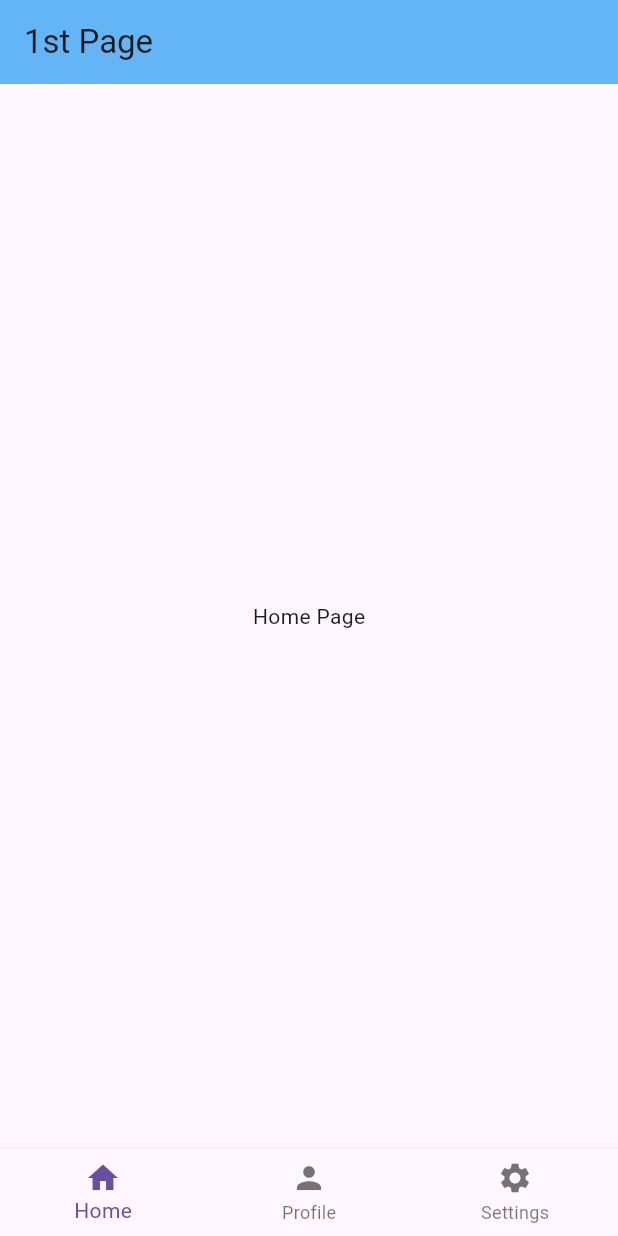
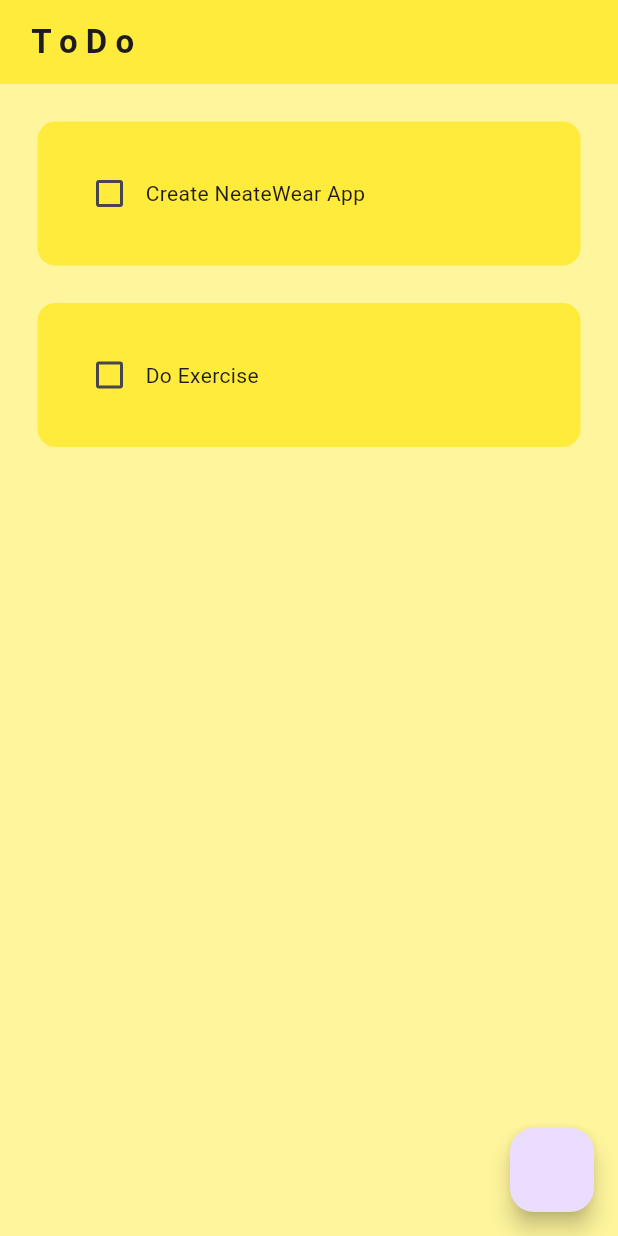
Before and after one commit to Priestly-flutter/todo_app, a Flutter app: the screen it shows after launch, on a phone screen of 412 x 824 dp. Run offline on Flutter 3.47's test engine with Material 3 defaults, Android fonts, the phone set to English and light mode, and no system bars.

Commit message:
update 1

```diff
--- a/lib/main.dart
+++ b/lib/main.dart
@@ -1,5 +1,4 @@
 import 'package:flutter/material.dart';
-import 'package:todo_app/pages/first_page.dart';
 import 'package:todo_app/pages/home_page.dart';
 import 'package:todo_app/pages/settings_page.dart';
 
@@ -14,14 +13,9 @@ class MyApp extends StatelessWidget {
   Widget build(BuildContext context) {
     return MaterialApp(
       debugShowCheckedModeBanner: false,
-        home: FirstPage(),
-        // using routes
-        routes: {
-          '/homepage': (context) => HomePage(),
-          '/firstpage': (context) => FirstPage(),
-          '/settingspage': (context) => SettingsPage(),
-        }
-
+        home: HomePage(),
+        // using themes
+        theme: ThemeData(primarySwatch: Colors.yellow),
     );
   }
 }
--- a/lib/pages/first_page.dart
+++ /dev/null
@@ -1,72 +0,0 @@
-import 'package:flutter/material.dart';
-import 'package:todo_app/pages/home_page.dart';
-import 'package:todo_app/pages/settings_page.dart';
-import 'package:todo_app/pages/profile_page.dart';
-
-
-
-class FirstPage extends StatefulWidget {
-  FirstPage({super.key});
-
-  @override
-  State<FirstPage> createState() => _FirstPageState();
-}
-
-class _FirstPageState extends State<FirstPage>{
-  // this keeps track of the current page index
-  int _selectedIndex = 0;
-
-  // this method updates the new selected index
-  void _navigateBottomBar(int index){
-    setState((){
-      _selectedIndex = index;
-    });
-  }
-
-  // list of pages
-  final List _pages = const [
-    // homepage
-    const HomePage(),
-
-    // profilepage
-    const ProfilePage(),
-
-    // settingspage
-    const SettingsPage(),
-  ];
-
-  @override
-  Widget build(BuildContext context) {
-    return Scaffold(
-      appBar: AppBar(
-        title: Text("1st Page"),
-        backgroundColor: Colors.blue[300],
-      ),
-      body: _pages[_selectedIndex],
-      bottomNavigationBar: BottomNavigationBar(
-        currentIndex: _selectedIndex,
-        onTap: _navigateBottomBar,
-        items: [
-
-          // home
-          BottomNavigationBarItem(
-            icon: Icon(Icons.home),
-            label: 'Home',
-          ),
-
-          //profile
-          BottomNavigationBarItem(
-            icon: Icon(Icons.person),
-            label: 'Profile',
-          ),
-
-          // settings
-          BottomNavigationBarItem(
-            icon: Icon(Icons.settings),
-            label: 'Settings',
-          ),
-        ],
-      ),
-    );
-  }
-}
--- a/lib/pages/home_page.dart
+++ b/lib/pages/home_page.dart
@@ -1,13 +1,56 @@
 import 'package:flutter/material.dart';
+import '../utils/todo_tile.dart';
 
-class HomePage extends StatelessWidget {
+class HomePage extends StatefulWidget {
   const HomePage({super.key});
+
+  @override
+  State<HomePage> createState() => _HomePageState();
+}
+
+class _HomePageState extends State<HomePage>{
+
+  //list of todo tasks
+  List toDoList = [
+    ["Create NeateWear App",false],
+    ["Do Exercise", false],
+  ];
+
+  //checkbox was tapped
+  void checkBoxChanged(bool? value, int index){
+    setState((){
+      toDoList[index][1]= !toDoList[index][1];
+    });
+  }
 
   @override
   Widget build(BuildContext context) {
     return Scaffold(
-      body: Center(
-        child: Text("Home Page"),
+      backgroundColor: Colors.yellow[200],
+      appBar: AppBar(
+        backgroundColor: Colors.yellow,
+        title: Text(
+          " T o D o",
+          style: TextStyle(
+            fontWeight: FontWeight.bold,
+          ),
+        ),
+        elevation: 0,
+      ),
+      floatingActionButton: FloatingActionButton(
+        onPressed: () {
+
+        },
+      ), // FloationActionButton
+      body: ListView.builder(
+        itemCount: toDoList.length,
+        itemBuilder: (context, index) {
+          return ToDoTile(
+            taskName: toDoList[index][0],
+            taskCompleted: toDoList[index][1],
+            onChanged: (value) => checkBoxChanged(value, index),
+          );
+        },
       ),
     );
   }
--- /dev/null
+++ b/lib/utils/todo_tile.dart
@@ -0,0 +1,46 @@
+import 'package:flutter/material.dart';
+
+class ToDoTile extends StatelessWidget {
+
+  final String taskName;
+  final bool taskCompleted;
+  Function(bool?)? onChanged;
+
+  ToDoTile({
+    super.key,
+    required this.taskName,
+    required this.taskCompleted,
+    required this.onChanged,
+    });
+
+  @override
+  Widget build(BuildContext context) {
+    return Padding(
+      padding: const EdgeInsets.only(left:25.0, right:25.0, top: 25.0),
+      child: Container(
+        padding: EdgeInsets.all(24.0),
+        child: Row(
+          children: [
+            //checkbox
+            Checkbox(
+              value: taskCompleted,
+              onChanged: onChanged,
+              activeColor: Colors.red[300],
+              ),
+
+            //task name
+            Text(
+              taskName,
+              style: TextStyle(
+                decoration: taskCompleted ? TextDecoration.lineThrough : TextDecoration.none),
+            ),
+          ],
+        ),
+        decoration: BoxDecoration(
+          color: Colors.yellow,
+          borderRadius: BorderRadius.circular(12),
+        ),
+      ),
+    );
+  }
+}
```
